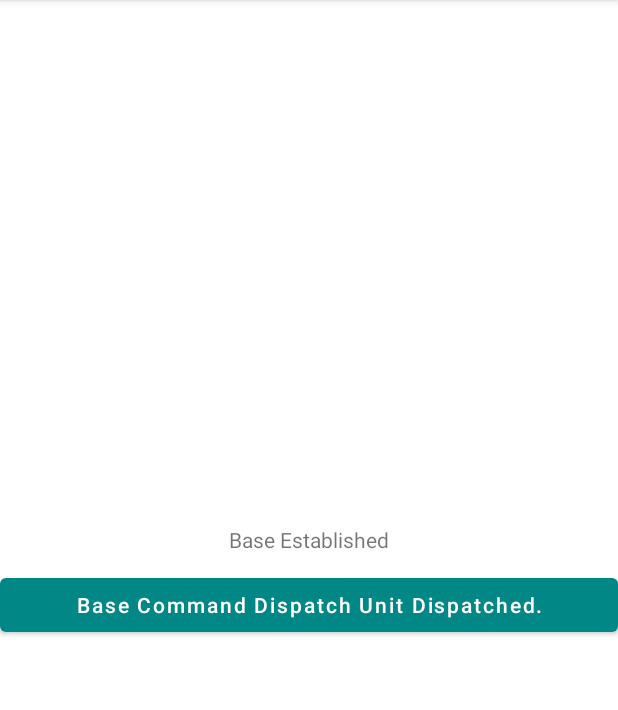
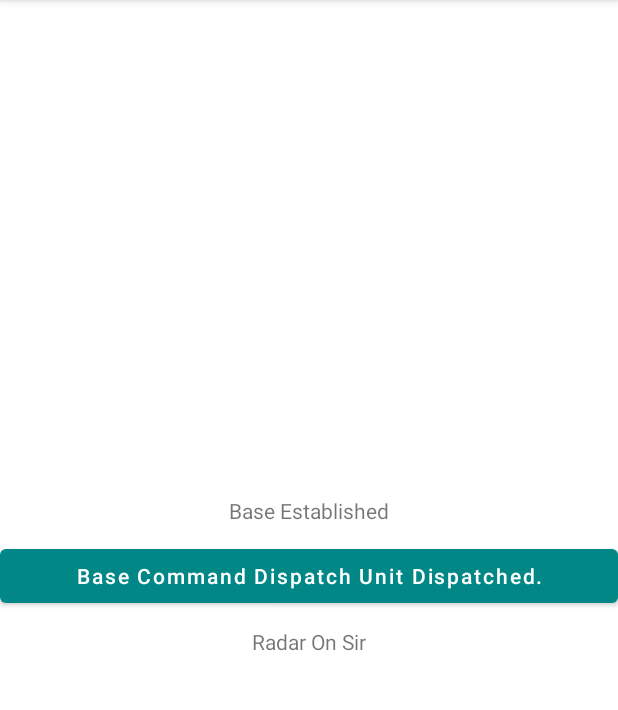
Before and after one commit to k-wjames/YOLO, an Android app: the PlayMansion screen opened directly, with no data from a screen before it, on a phone screen of 412 x 824 dp, the part 84-794 px from its top. Run offline under Robolectric (Android 15) with nearby library versions, the phone set to English and light mode, and no system bars.

```diff
--- a/app/src/main/res/layout/activity_play_mansion.xml
+++ b/app/src/main/res/layout/activity_play_mansion.xml
@@ -20,4 +20,11 @@
         android:text="Base Command Dispatch Unit Dispatched."
         android:textAllCaps="false"/>
 
+
+    <TextView
+        android:layout_width="wrap_content"
+        android:layout_height="wrap_content"
+        android:text="Radar On Sir"
+        android:layout_margin="10dp"/>
+
 </LinearLayout>
```
